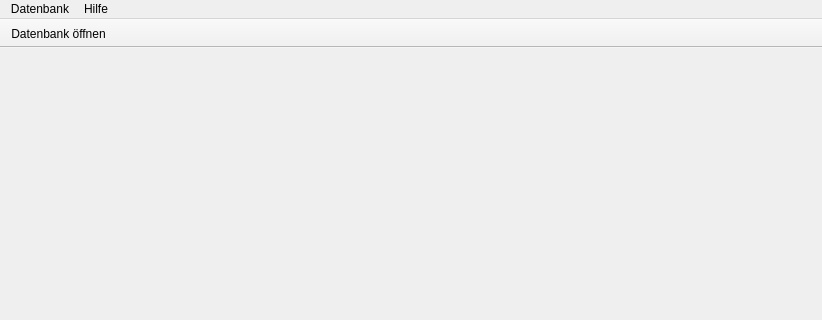
Before: the Qt Designer form ui/MainWindow.ui in JulWit/PasswordManager, drawn with Qt 5; both pictures show x 0 to 822 and y 0 to 320 of the 822 by 565 pixel window.
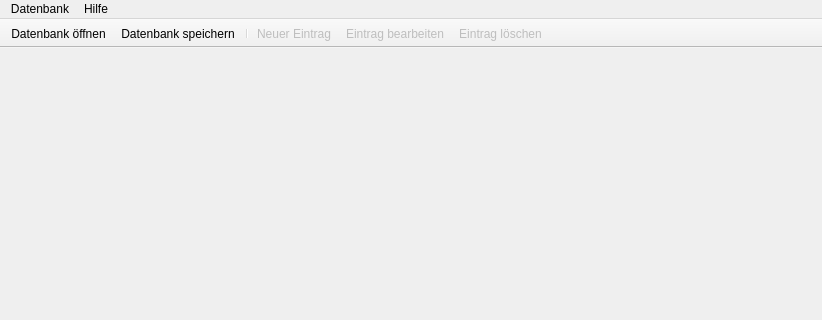
After: the same form once the commit is applied. Icons and pictures are not drawn.

What changed in the file:
```diff
--- a/ui/MainWindow.ui
+++ b/ui/MainWindow.ui
@@ -62,6 +62,11 @@
     <bool>false</bool>
    </attribute>
    <addaction name="actionOpenDatabase"/>
+   <addaction name="actionSaveDatabase"/>
+   <addaction name="separator"/>
+   <addaction name="actionNewEntry"/>
+   <addaction name="actionEditEntry"/>
+   <addaction name="actionDeleteEntry"/>
   </widget>
   <action name="actionNewDatabase">
    <property name="icon">
@@ -91,6 +96,42 @@
     <string>Datenbank speichern</string>
    </property>
   </action>
+  <action name="actionNewEntry">
+   <property name="enabled">
+    <bool>false</bool>
+   </property>
+   <property name="icon">
+    <iconset>
+     <normaloff>../img/entry-new.svg</normaloff>../img/entry-new.svg</iconset>
+   </property>
+   <property name="text">
+    <string>Neuer Eintrag</string>
+   </property>
+  </action>
+  <action name="actionEditEntry">
+   <property name="enabled">
+    <bool>false</bool>
+   </property>
+   <property name="icon">
+    <iconset>
+     <normaloff>../img/entry-edit.svg</normaloff>../img/entry-edit.svg</iconset>
+   </property>
+   <property name="text">
+    <string>Eintrag bearbeiten</string>
+   </property>
+  </action>
+  <action name="actionDeleteEntry">
+   <property name="enabled">
+    <bool>false</bool>
+   </property>
+   <property name="icon">
+    <iconset>
+     <normaloff>../img/entry-delete.svg</normaloff>../img/entry-delete.svg</iconset>
+   </property>
+   <property name="text">
+    <string>Eintrag löschen</string>
+   </property>
+  </action>
  </widget>
  <resources/>
  <connections/>
```
Left out of the diff: 8 changed lines with no effect on the pictures.
